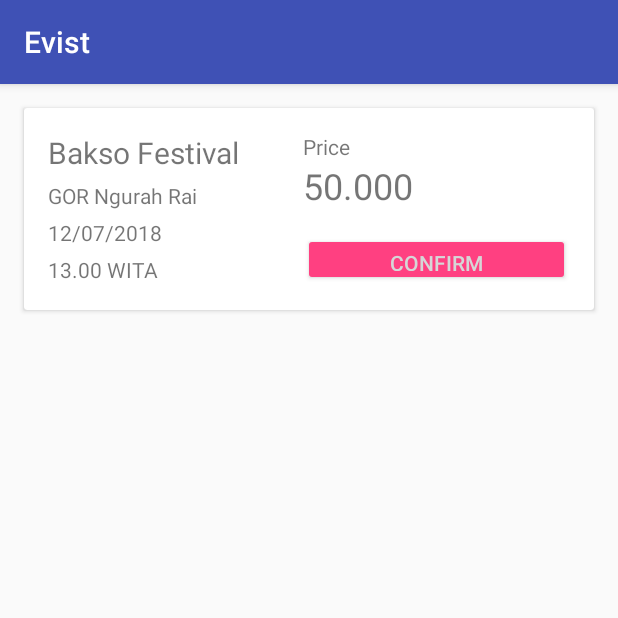
After one commit to jhonsalya/Evist, an Android app: the UnpaidActivity screen opened directly, with no data from a screen before it, on a phone screen of 412 x 824 dp, the top half of it. The commit adds this screen. Run offline under Robolectric (Android 15) with nearby library versions, the phone set to English and light mode, and no system bars.

Commit message:
new activity - unpaid - detail unpaid

```diff
--- a/app/src/main/AndroidManifest.xml
+++ b/app/src/main/AndroidManifest.xml
@@ -22,7 +22,9 @@
         <activity android:name=".LoginActivity" />
         <activity android:name=".RegisterActivity" />
         <activity android:name=".ForgotPasswordActivity" />
-        <activity android:name=".EventDetailActivity"></activity>
+        <activity android:name=".EventDetailActivity" />
+        <activity android:name=".UnpaidActivity" />
+        <activity android:name=".UnpaidDetailActivity"></activity>
     </application>
 
 </manifest>
--- /dev/null
+++ b/app/src/main/java/com/example/jhonsalya/evist/UnpaidActivity.java
@@ -0,0 +1,13 @@
+package com.example.jhonsalya.evist;
+
+import android.support.v7.app.AppCompatActivity;
+import android.os.Bundle;
+
+public class UnpaidActivity extends AppCompatActivity {
+
+    @Override
+    protected void onCreate(Bundle savedInstanceState) {
+        super.onCreate(savedInstanceState);
+        setContentView(R.layout.activity_unpaid);
+    }
+}
--- /dev/null
+++ b/app/src/main/res/layout/activity_unpaid.xml
@@ -0,0 +1,98 @@
+<?xml version="1.0" encoding="utf-8"?>
+<ScrollView xmlns:android="http://schemas.android.com/apk/res/android"
+    xmlns:app="http://schemas.android.com/apk/res-auto"
+    xmlns:tools="http://schemas.android.com/tools"
+    android:layout_width="match_parent"
+    android:layout_height="match_parent"
+    tools:context=".UnpaidActivity">
+
+    <LinearLayout
+        android:layout_width="match_parent"
+        android:layout_height="wrap_content"
+        android:orientation="vertical">
+
+        <android.support.v7.widget.CardView
+            android:layout_margin="@dimen/activity_horizontal_margin"
+            android:layout_width="match_parent"
+            android:layout_height="wrap_content">
+            <LinearLayout
+                android:orientation="horizontal"
+                android:layout_width="match_parent"
+                android:layout_height="wrap_content">
+
+                <LinearLayout
+                    android:padding="@dimen/activity_vertical_margin"
+                    android:orientation="vertical"
+                    android:layout_width="wrap_content"
+                    android:layout_height="wrap_content">
+                    <TextView
+                        android:id="@+id/event_name"
+                        android:text="Bakso Festival"
+                        android:textSize="20dp"
+                        android:layout_width="wrap_content"
+                        android:layout_height="wrap_content"
+                        />
+                    <TextView
+                        android:id="@+id/event_location"
+                        android:text="GOR Ngurah Rai"
+                        android:layout_marginTop="5dp"
+                        android:layout_width="wrap_content"
+                        android:layout_height="wrap_content"
+                        />
+                    <TextView
+                        android:id="@+id/event_date"
+                        android:text="12/07/2018"
+                        android:layout_marginTop="5dp"
+                        android:layout_width="wrap_content"
+                        android:layout_height="wrap_content"
+                        />
+                    <TextView
+                        android:id="@+id/event_time"
+                        android:text="13.00 WITA"
+                        android:layout_marginTop="5dp"
+                        android:layout_width="wrap_content"
+                        android:layout_height="wrap_content"
+                        />
+                </LinearLayout>
+
+                <LinearLayout
+                    android:padding="@dimen/activity_horizontal_margin"
+                    android:layout_marginLeft="10dp"
+                    android:orientation="vertical"
+                    android:layout_width="match_parent"
+                    android:layout_height="wrap_content"
+                    android:weightSum="1">
+
+                    <TextView
+                        android:id="@+id/event_price"
+                        android:layout_width="wrap_content"
+                        android:layout_height="wrap_content"
+                        android:text="Price" />
+
+                    <TextView
+                        android:id="@+id/event_price_num"
+                        android:layout_width="wrap_content"
+                        android:layout_height="wrap_content"
+
+                        android:layout_alignBottom="@+id/time"
+                        android:layout_alignLeft="@+id/fee"
+                        android:layout_alignStart="@+id/fee"
+                        android:text="50.000"
+                        android:textSize="24sp" />
+
+                    <Button
+                        android:id="@+id/button4"
+                        android:layout_marginTop="15dp"
+                        android:layout_width="match_parent"
+                        android:layout_height="35dp"
+                        android:text="Confirm"
+                        android:textColor="@color/fbutton_color_midnight_blue"
+                        android:backgroundTint="@color/colorAccent"/>
+                </LinearLayout>
+
+            </LinearLayout>
+        </android.support.v7.widget.CardView>
+
+    </LinearLayout>
+
+</ScrollView>
```
Also changed, not shown: app/build.gradle (+5 -5 lines), app/src/main/java/com/example/jhonsalya/evist/UnpaidDetailActivity.java (added, +13 -0 lines), app/src/main/res/layout/activity_event_detail.xml (+194 -208 lines), app/src/main/res/layout/activity_unpaid_detail.xml (added, +9 -0 lines).
